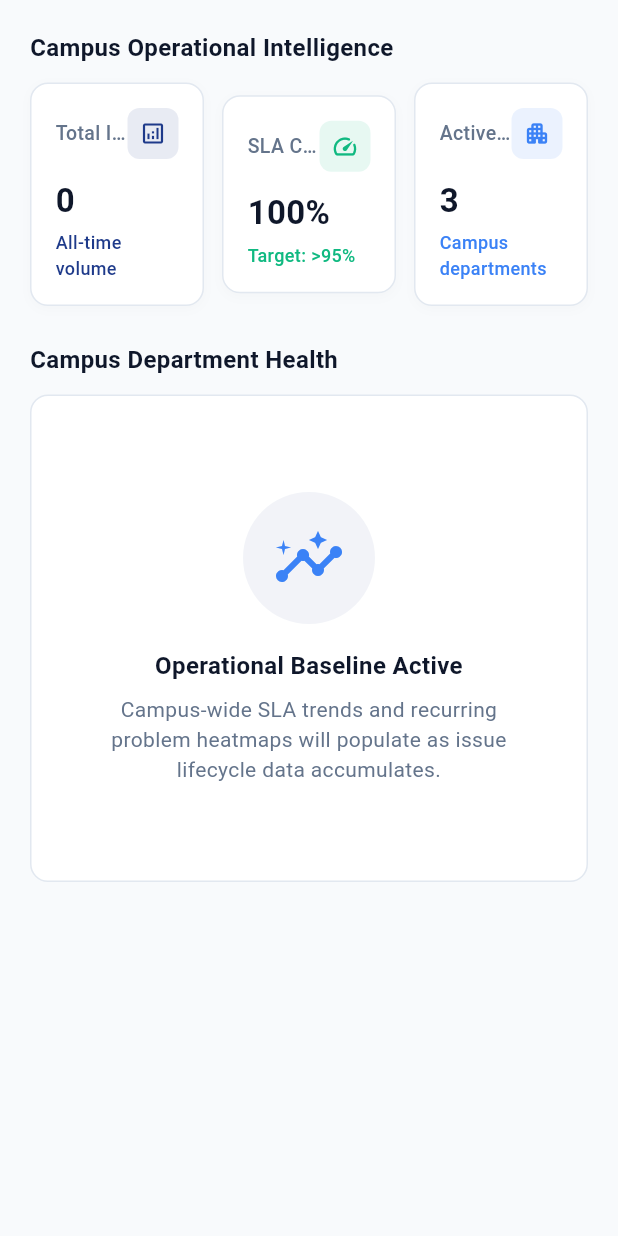
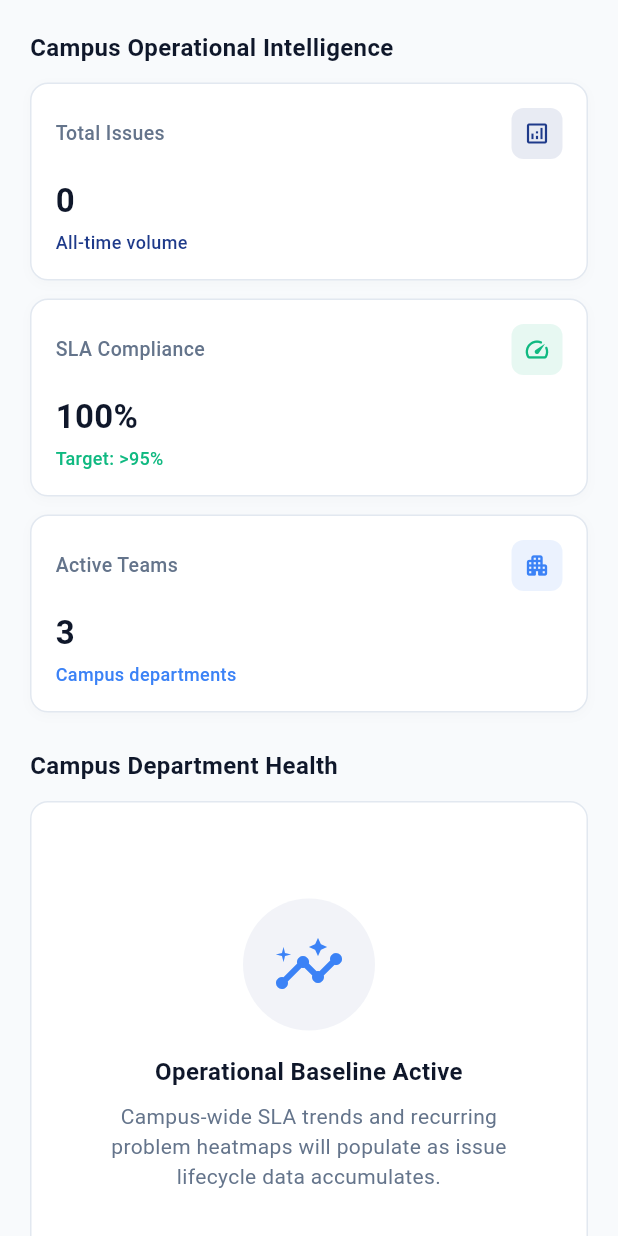
Before and after one commit to SamarthDhute/Campus-Issue-Manager-, a Flutter app: the ManagerDashboardView widget shown alone on an empty page, opened directly, on a phone screen of 412 x 824 dp. Run offline on Flutter 3.47's test engine with Material 3 defaults, Android fonts, the phone set to English and light mode, and no system bars; our stand-ins replace flutter_secure_storage; accounts and stored records are empty; network calls fail.

Commit message:
fix(dashboard): resolve layout constraints and enhance responsive views

```diff
--- a/frontend/lib/features/dashboard/presentation/views/manager_dashboard_view.dart
+++ b/frontend/lib/features/dashboard/presentation/views/manager_dashboard_view.dart
@@ -23,7 +23,39 @@ class ManagerDashboardView extends StatelessWidget {
             ),
           ),
           const SizedBox(height: 12),
-          const Row(
+          LayoutBuilder(
+            builder: (context, constraints) {
+              final isNarrow = constraints.maxWidth < 600;
+              if (isNarrow) {
+                return const Column(
+                  children: [
+                    StatsCard(
+                      title: 'Total Issues',
+                      value: '0',
+                      icon: Icons.analytics_outlined,
+                      color: AppTheme.primaryBlue,
+                      subtitle: 'All-time volume',
+                    ),
+                    SizedBox(height: 12),
+                    StatsCard(
+                      title: 'SLA Compliance',
+                      value: '100%',
+                      icon: Icons.speed_rounded,
+                      color: AppTheme.statusGreen,
+                      subtitle: 'Target: >95%',
+                    ),
+                    SizedBox(height: 12),
+                    StatsCard(
+                      title: 'Active Teams',
+                      value: '3',
+                      icon: Icons.apartment_rounded,
+                      color: AppTheme.primaryIndigo,
+                      subtitle: 'Campus departments',
+                    ),
+                  ],
+                );
+              }
+              return const Row(
                 children: [
                   Expanded(
                     child: StatsCard(
@@ -55,6 +87,8 @@ class ManagerDashboardView extends StatelessWidget {
                     ),
                   ),
                 ],
+              );
+            },
           ),
           const SizedBox(height: 24),
 
--- a/frontend/lib/features/dashboard/presentation/widgets/stats_card.dart
+++ b/frontend/lib/features/dashboard/presentation/widgets/stats_card.dart
@@ -37,7 +37,7 @@ class StatsCard extends StatelessWidget {
       ),
       child: Column(
         crossAxisAlignment: CrossAxisAlignment.start,
-        mainAxisAlignment: MainAxisAlignment.spaceBetween,
+        mainAxisSize: MainAxisSize.min,
         children: [
           Row(
             mainAxisAlignment: MainAxisAlignment.spaceBetween,
```
Also changed, not shown: frontend/lib/features/dashboard/presentation/dashboard_shell.dart (+10 -7 lines), frontend/lib/features/dashboard/presentation/views/lead_dashboard_view.dart (+35 -1 lines), frontend/lib/features/dashboard/presentation/views/operator_dashboard_view.dart (+35 -1 lines), frontend/lib/features/dashboard/presentation/views/student_dashboard_view.dart (+24 -13 lines). Lines whose indentation alone changed are shown as unchanged.
